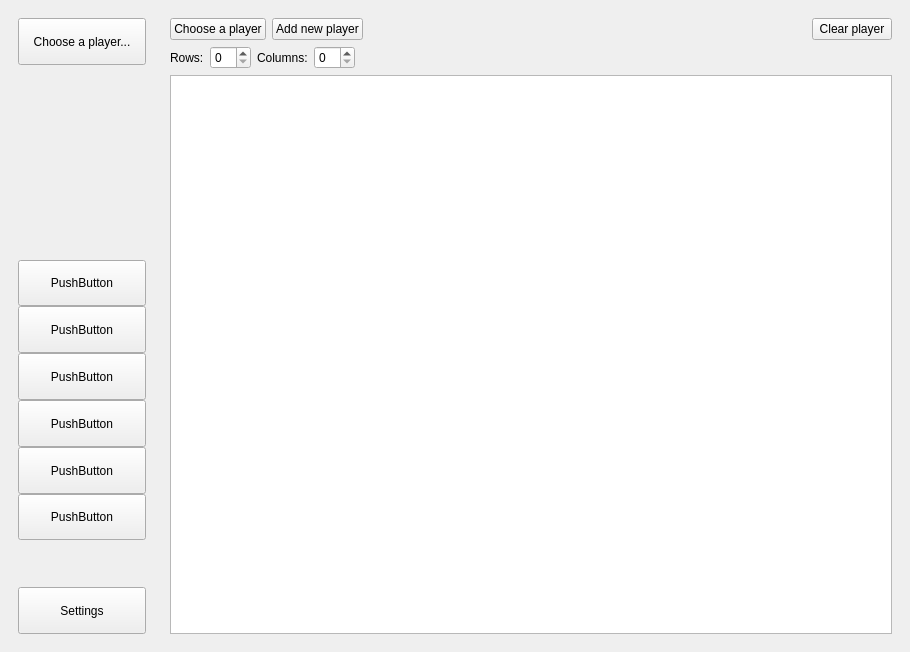
The window that osu-Manager-Stats/mainwindow.ui (PrefectSol/osu-master) describes before a commit, drawn with Qt 5.
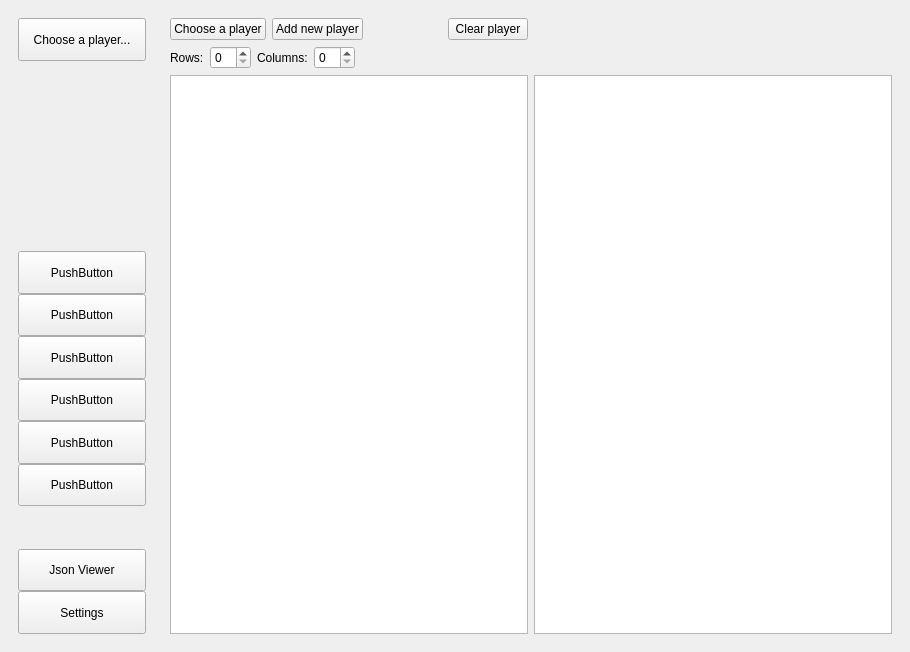
The same window after the commit.

The edit to the form file:
```diff
--- a/osu-Manager-Stats/mainwindow.ui
+++ b/osu-Manager-Stats/mainwindow.ui
@@ -51,6 +51,13 @@
          <layout class="QVBoxLayout" name="verticalLayout_3">
           <item>
            <widget class="QLabel" name="chooseUsername">
+            <property name="font">
+             <font>
+              <italic>false</italic>
+              <bold>true</bold>
+              <underline>false</underline>
+             </font>
+            </property>
             <property name="text">
              <string/>
             </property>
@@ -176,6 +183,19 @@
          </property>
         </spacer>
        </item>
+       <item>
+        <widget class="QPushButton" name="pushButton_2">
+         <property name="sizePolicy">
+          <sizepolicy hsizetype="Expanding" vsizetype="Expanding">
+           <horstretch>0</horstretch>
+           <verstretch>0</verstretch>
+          </sizepolicy>
+         </property>
+         <property name="text">
+          <string>Json Viewer</string>
+         </property>
+        </widget>
+       </item>
        <item>
         <widget class="QPushButton" name="pushButton_5">
          <property name="sizePolicy">
@@ -201,6 +221,9 @@
        </sizepolicy>
       </property>
       <layout class="QGridLayout" name="gridLayout">
+       <item row="1" column="1">
+        <widget class="QTextBrowser" name="textBrowser"/>
+       </item>
        <item row="0" column="0">
         <layout class="QVBoxLayout" name="verticalLayout_2">
          <item>
```
Left out of the diff: 4 changed lines with no effect on the pictures.
